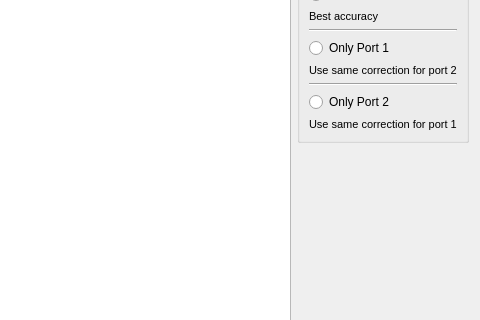
Old version of the form Software/PC_Application/Calibration/amplitudecaldialog.ui in the repository jankae/LibreVNA; both pictures show x 286 to 766 and y 196 to 516 of the 766 by 599 pixel window.
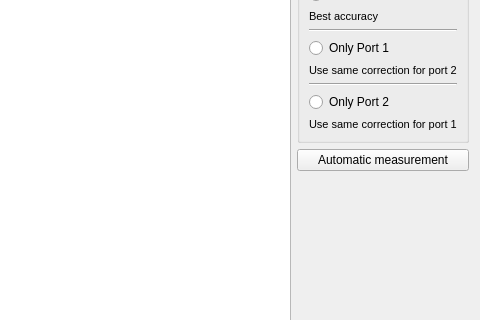
New version of the form. Icons and pictures are not drawn.

Commit message: Tracking generator with offset + incomplete automatic source/receiver calibration

Patch:
```diff
--- a/Software/PC_Application/Calibration/amplitudecaldialog.ui
+++ b/Software/PC_Application/Calibration/amplitudecaldialog.ui
@@ -182,6 +182,13 @@
        </layout>
       </widget>
      </item>
+     <item>
+      <widget class="QPushButton" name="automatic">
+       <property name="text">
+        <string>Automatic measurement</string>
+       </property>
+      </widget>
+     </item>
      <item>
       <spacer name="verticalSpacer">
        <property name="orientation">
```
The commit also changes 17 other files.
